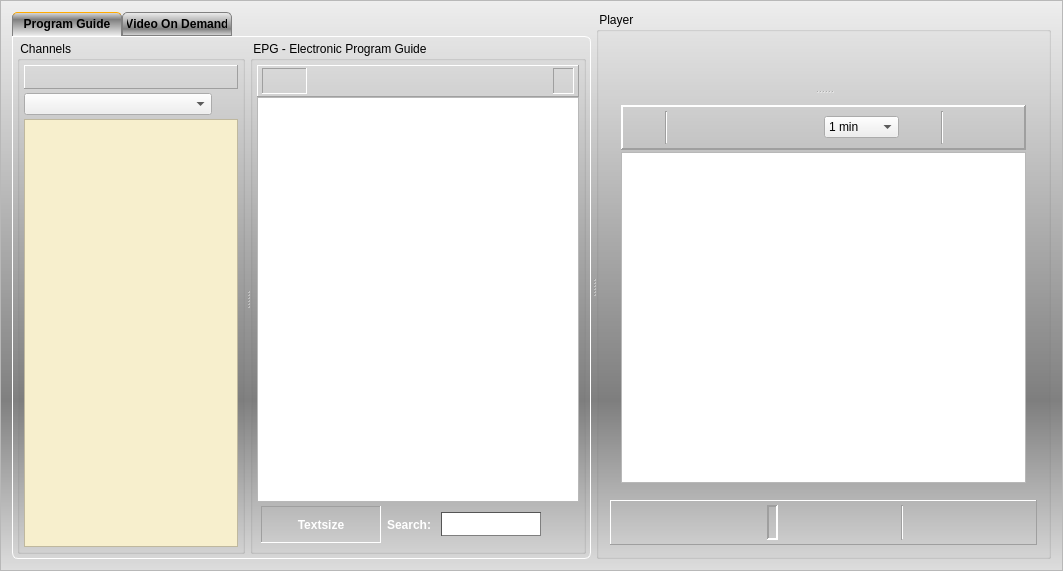
Old version of the form vlc-record/forms/recorder_inc.ui in the repository code-google-com/vlc-record.
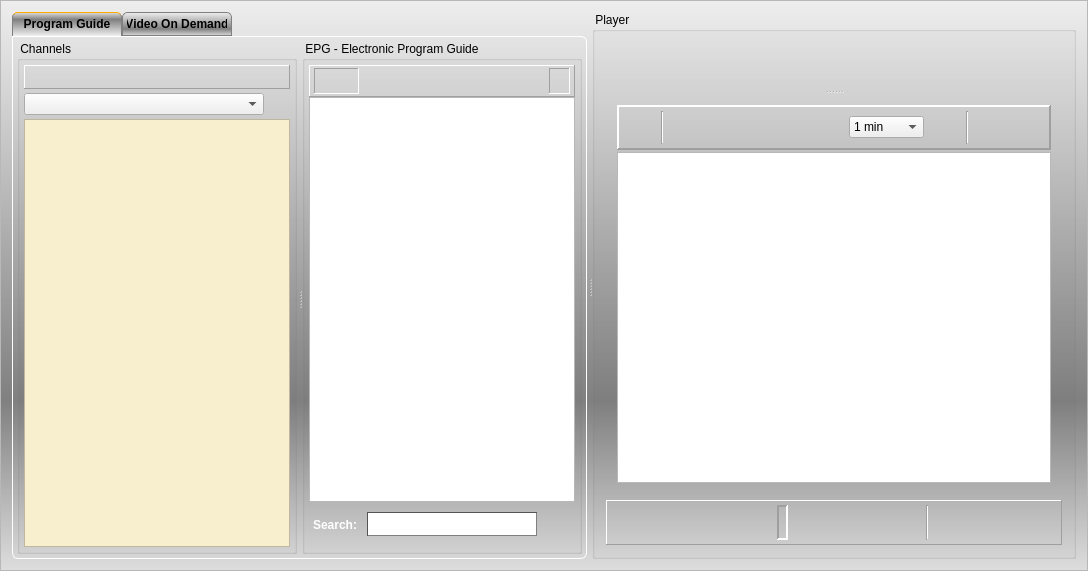
New version of the form. Icons and pictures are not drawn. Custom widgets are drawn as their Qt base class.

Commit message: - remove font size change settings from main dialog  - add it to settings

Patch:
```diff
--- a/vlc-record/forms/recorder_inc.ui
+++ b/vlc-record/forms/recorder_inc.ui
@@ -6,7 +6,7 @@
    <rect>
     <x>0</x>
     <y>0</y>
-    <width>1063</width>
+    <width>1088</width>
     <height>571</height>
    </rect>
   </property>
@@ -563,125 +563,6 @@
                     <property name="bottomMargin">
                      <number>4</number>
                     </property>
-                    <item>
-                     <widget class="QFrame" name="frTextsize">
-                      <property name="minimumSize">
-                       <size>
-                        <width>120</width>
-                        <height>0</height>
-                       </size>
-                      </property>
-                      <property name="frameShape">
-                       <enum>QFrame::Panel</enum>
-                      </property>
-                      <property name="frameShadow">
-                       <enum>QFrame::Sunken</enum>
-                      </property>
-                      <layout class="QHBoxLayout" name="horizontalLayout_9">
-                       <property name="spacing">
-                        <number>2</number>
-                       </property>
-                       <property name="leftMargin">
-                        <number>2</number>
-                       </property>
-                       <property name="topMargin">
-                        <number>2</number>
-                       </property>
-                       <property name="rightMargin">
-                        <number>2</number>
-                       </property>
-                       <property name="bottomMargin">
-                        <number>2</number>
-                       </property>
-                       <item>
-                        <widget class="QPushButton" name="btnFontSmaller">
-                         <property name="minimumSize">
-                          <size>
-                           <width>20</width>
-                           <height>20</height>
-                          </size>
-                         </property>
-                         <property name="maximumSize">
-                          <size>
-                           <width>20</width>
-                           <height>20</height>
-                          </size>
-                         </property>
-                         <property name="text">
-                          <string/>
-                         </property>
-                         <property name="icon">
-                          <iconset resource="../common.qrc">
-                           <normaloff>:/app/zoom-out</normaloff>:/app/zoom-out</iconset>
-                         </property>
-                         <property name="iconSize">
-                          <size>
-                           <width>16</width>
-                           <height>16</height>
-                          </size>
-                         </property>
-                         <property name="autoDefault">
-                          <bool>false</bool>
-                         </property>
-                         <property name="flat">
-                          <bool>true</bool>
-                         </property>
-                        </widget>
-                       </item>
-                       <item>
-                        <widget class="QLabel" name="labTextSize">
-                         <property name="styleSheet">
-                          <string notr="true">QLabel#labTextSize {
-font-weight: bold;
-color: white;
-}</string>
-                         </property>
-                         <property name="text">
-                          <string>Textsize</string>
-                         </property>
-                         <property name="alignment">
-                          <set>Qt::AlignCenter</set>
-                         </property>
-                        </widget>
-                       </item>
-                       <item>
-                        <widget class="QPushButton" name="btnFontLarger">
-                         <property name="minimumSize">
-                          <size>
-                           <width>20</width>
-                           <height>20</height>
-                          </size>
-                         </property>
-                         <property name="maximumSize">
-                          <size>
-                           <width>20</width>
-                           <height>20</height>
-                          </size>
-                         </property>
-                         <property name="text">
-                          <string/>
-                         </property>
-                         <property name="icon">
-                          <iconset resource="../common.qrc">
-                           <normaloff>:/app/zoom-in</normaloff>:/app/zoom-in</iconset>
-                         </property>
-                         <property name="iconSize">
-                          <size>
-                           <width>16</width>
-                           <height>16</height>
-                          </size>
-                         </property>
-                         <property name="autoDefault">
-                          <bool>false</bool>
-                         </property>
-                         <property name="flat">
-                          <bool>true</bool>
-                         </property>
-                        </widget>
-                       </item>
-                      </layout>
-                     </widget>
-                    </item>
                     <item>
                      <widget class="QLabel" name="labSearch">
                       <property name="styleSheet">
```
Left out of the diff: 2 changed lines with no effect on the pictures. The commit also changes 8 other files.
